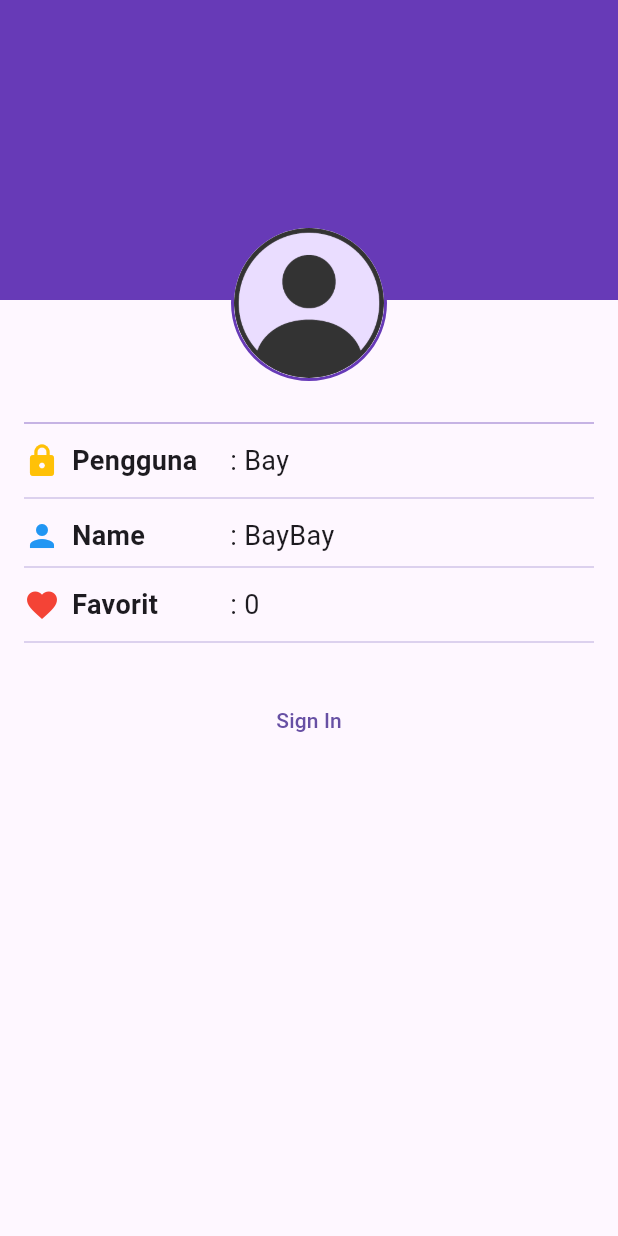
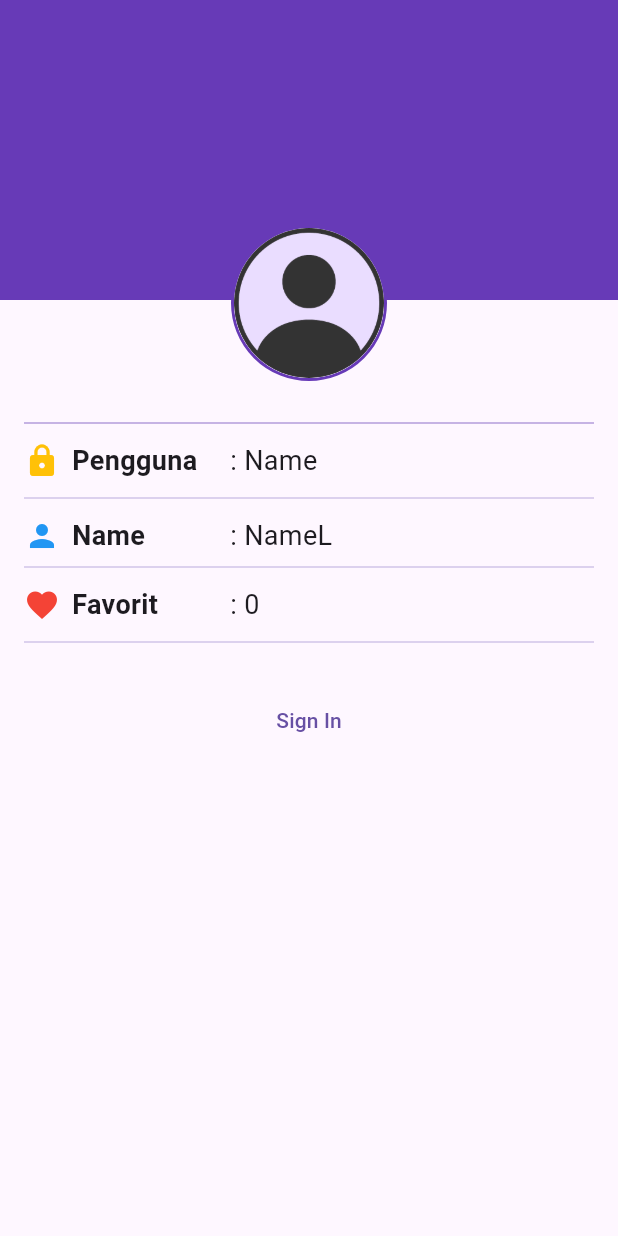
Before and after one commit to bayubazra/11_WisataCandi_BayuB, a Flutter app: the ProfileScreen screen opened by its route, on a phone screen of 412 x 824 dp. Run offline on Flutter 3.47's test engine with Material 3 defaults, Android fonts, the phone set to English and light mode, and no system bars; our stand-ins replace cached_network_image, shared_preferences; accounts and stored records are empty; network calls fail.

Commit message:
Update profile_screen.dart

```diff
--- a/lib/screens/profile_screen.dart
+++ b/lib/screens/profile_screen.dart
@@ -10,8 +10,8 @@ class ProfileScreen extends StatefulWidget {
 
 class _ProfileScreen extends State<ProfileScreen> {
   bool isSigned = false;
-  String userName = 'Bay';
-  String fullName = 'BayBay';
+  String userName = 'Name';
+  String fullName = 'NameL';
   int favoriteCandiCount = 0;
 
   // TODO: 5 func sign in.
```
